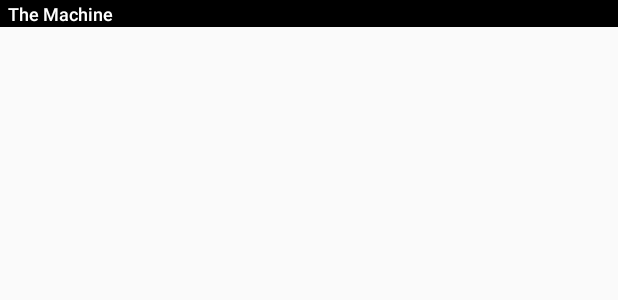
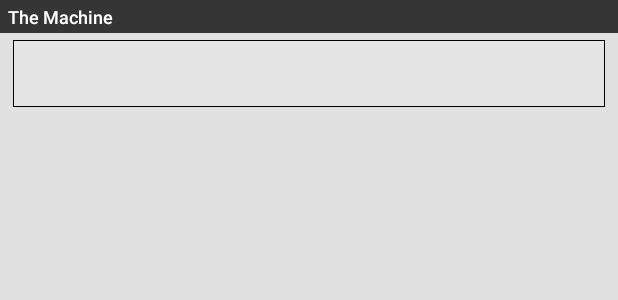
Before and after one commit to Lee-Hyeon/clicker_and_waiting, an Android app: the layout activity_main.xml on its own in the app's theme, with its tools: preview values and no code run, on a phone screen of 412 x 824 dp. Shown: the top 300 px of the screen. Run offline under Robolectric (Android 15) with nearby library versions, the phone set to English and light mode, and no system bars.

Commit message:
Heat 생산 박스 추가

```diff
--- a/ClickerWaiting_OneScreen/app/src/main/res/layout/activity_main.xml
+++ b/ClickerWaiting_OneScreen/app/src/main/res/layout/activity_main.xml
@@ -9,13 +9,17 @@
 
     <RelativeLayout
         android:layout_width="wrap_content"
-        android:layout_height="wrap_content">
+        android:layout_height="wrap_content"
+        android:background="#E0E0E0">
 
         <LinearLayout
             android:layout_width="match_parent"
             android:layout_height="match_parent"
             android:orientation="vertical">
 
+            <!-- 시작 -->
+
+            <!-- 카테고리 명 -->
             <LinearLayout
                 android:layout_width="match_parent"
                 android:layout_height="wrap_content"
@@ -23,14 +27,32 @@
 
                 <Button
                     android:layout_width="wrap_content"
-                    android:layout_height="8pt"
+                    android:layout_height="10pt"
                     android:layout_weight="1"
-                    android:background="#000000"
+                    android:background="#353535"
                     android:text="@string/TheMachine"
                     android:textAlignment="textStart"
                     android:textAllCaps="false"
                     android:textColor="#FFFFFF"
                     android:textSize="12sp" />
+            </LinearLayout>
+
+            <!-- Heat 생산 -->
+            <LinearLayout
+                android:layout_width="match_parent"
+                android:layout_height="20pt"
+                android:orientation="horizontal"
+                android:layout_marginTop="2pt"
+                android:layout_marginLeft="4pt"
+                android:layout_marginRight="4pt"
+                android:background="#000000">
+                <LinearLayout
+                    android:layout_width="match_parent"
+                    android:layout_height="match_parent"
+                    android:orientation="horizontal"
+                    android:layout_margin="0.1pt"
+                    android:background="#E5E5E5">
+                </LinearLayout>
             </LinearLayout>
 
 
```
